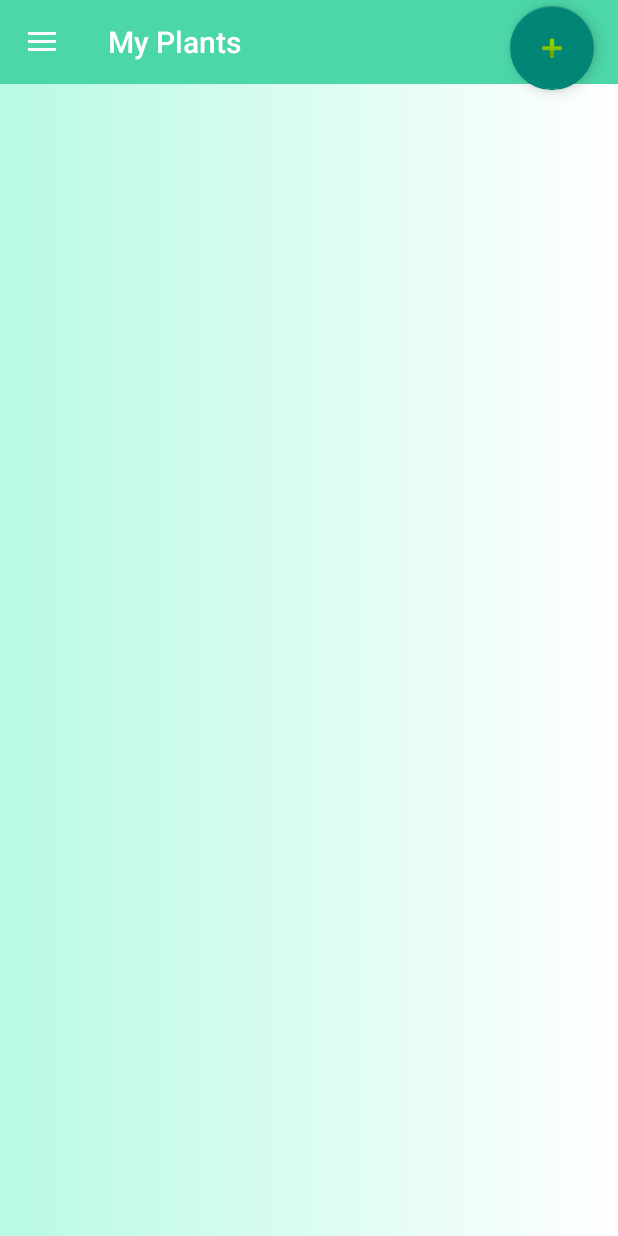
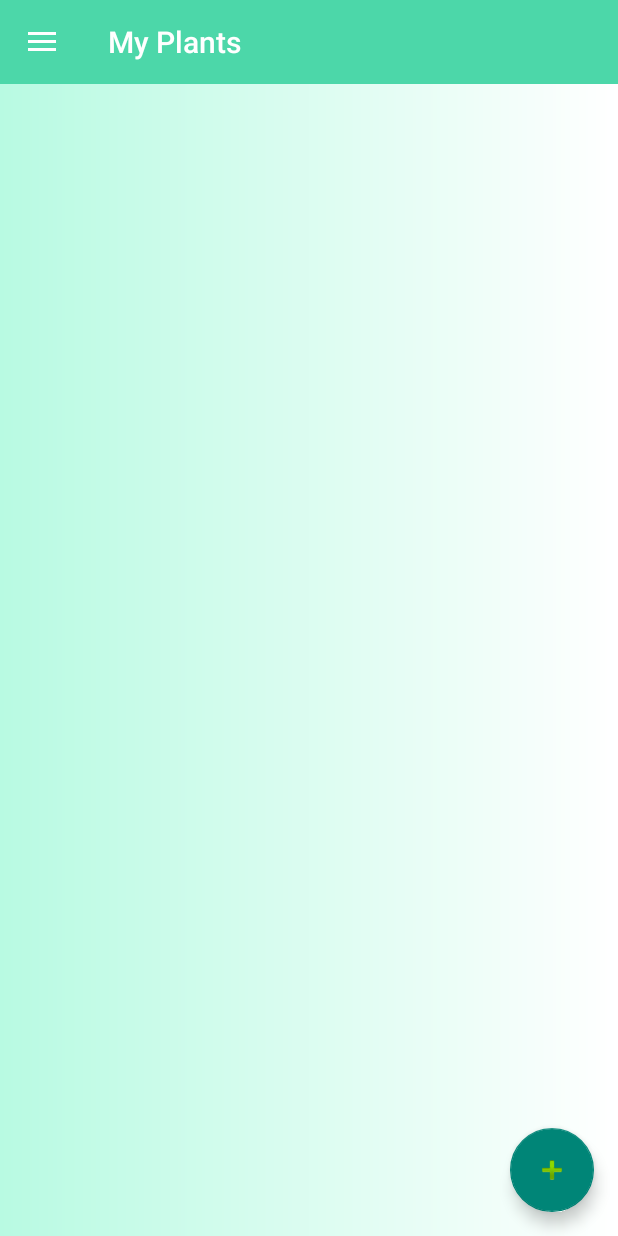
Before and after one commit to jerocen/Interfaces_Integradora, an Android app: the MyPlants screen opened directly, with no data from a screen before it, on a phone screen of 412 x 824 dp. Run offline under Robolectric (Android 15) with nearby library versions, the phone set to English and light mode, and no system bars; Roboto replaces fonts that are not available here.

Commit message:
hola my father

```diff
--- a/app/src/main/res/layout/activity_my_plants.xml
+++ b/app/src/main/res/layout/activity_my_plants.xml
@@ -20,10 +20,6 @@
         app:menu="@menu/main_menu"
 
         />
-
-    <ScrollView
-        android:layout_width="match_parent"
-        android:layout_height="match_parent">
 
         <androidx.constraintlayout.widget.ConstraintLayout
             android:layout_width="match_parent"
@@ -71,7 +67,4 @@
 
         </androidx.constraintlayout.widget.ConstraintLayout>
 
-
-    </ScrollView>
-
 </androidx.drawerlayout.widget.DrawerLayout>
```
Also changed, not shown: app/src/main/res/layout/item_plant_view.xml (+2 -8 lines).
